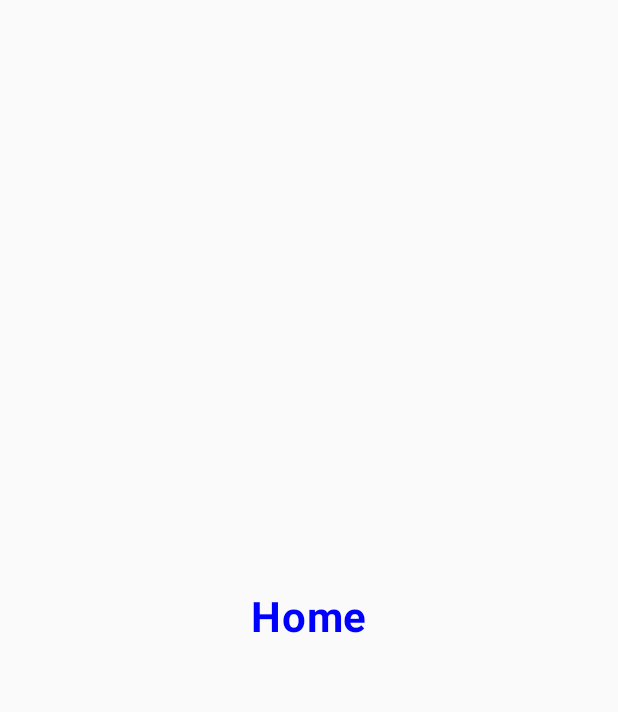
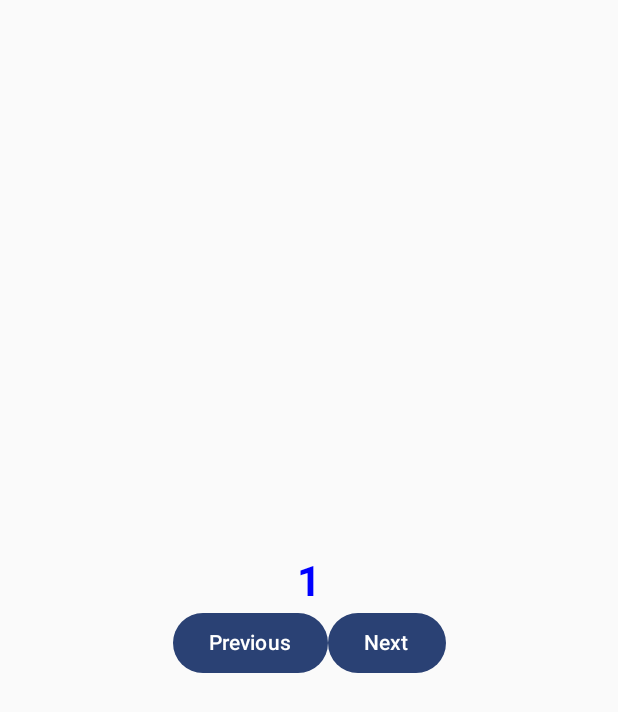
Before and after one commit to doguskysilva/learning-compose, an Android app built with Jetpack Compose: the screen it shows after launch (MainActivity), on a phone screen of 412 x 824 dp. Before the commit the part shown is almost empty. Shown: the top 712 px of the screen. Run offline under Robolectric (Android 15) with nearby library versions, the phone set to English and light mode, and no system bars.

Commit message:
add state to HomeScreen

```diff
--- a/app/src/main/java/com/example/learningcompose/ui/screens/HomeScreen.kt
+++ b/app/src/main/java/com/example/learningcompose/ui/screens/HomeScreen.kt
@@ -1,23 +1,52 @@
 package com.example.learningcompose.ui.screens
 
-import androidx.compose.foundation.background
 import androidx.compose.foundation.layout.Box
+import androidx.compose.foundation.layout.Column
+import androidx.compose.foundation.layout.Row
 import androidx.compose.foundation.layout.fillMaxSize
-import androidx.compose.runtime.Composable
+import androidx.compose.material3.Button
+import androidx.compose.material3.Text
+import androidx.compose.runtime.*
 import androidx.compose.ui.Alignment
 import androidx.compose.ui.Modifier
 import androidx.compose.ui.graphics.Color
 import androidx.compose.ui.tooling.preview.Preview
 import com.example.learningcompose.ui.utils.TextDefault
+import androidx.compose.runtime.saveable.rememberSaveable
 
 @Composable
 fun HomeScreen() {
+    var name by rememberSaveable { mutableStateOf("Douglas") }
+    var chapter by rememberSaveable { mutableStateOf(1) }
+    val limitChapter = 5
+
     Box(
         modifier = Modifier
             .fillMaxSize(),
         contentAlignment = Alignment.Center
     ) {
-        TextDefault(text = "Home", color = Color.Blue)
+        Column(horizontalAlignment = Alignment.CenterHorizontally) {
+            TextDefault(text = chapter.toString(), color = Color.Blue)
+            NavigationChapters(currentChapter = chapter, limitChapter = limitChapter, onChapterChange = { chapter = it })
+        }
+    }
+}
+
+@Composable
+fun NavigationChapters(currentChapter: Int, limitChapter: Int, onChapterChange: (Int) -> Unit) {
+    Row() {
+        Button(onClick = {
+            if (currentChapter > 1)
+                onChapterChange(currentChapter-1)
+        }) {
+            Text(text = "Previous")
+        }
+        Button(onClick = {
+            if (currentChapter < limitChapter)
+                onChapterChange(currentChapter+1)
+        }) {
+            Text(text = "Next")
+        }
     }
 }
 
--- a/build.gradle
+++ b/build.gradle
@@ -4,8 +4,8 @@ buildscript {
     }
 }// Top-level build file where you can add configuration options common to all sub-projects/modules.
 plugins {
-    id 'com.android.application' version '7.2.0' apply false
-    id 'com.android.library' version '7.2.0' apply false
+    id 'com.android.application' version '7.2.1' apply false
+    id 'com.android.library' version '7.2.1' apply false
     id 'org.jetbrains.kotlin.android' version '1.5.31' apply false
 }
 
```
